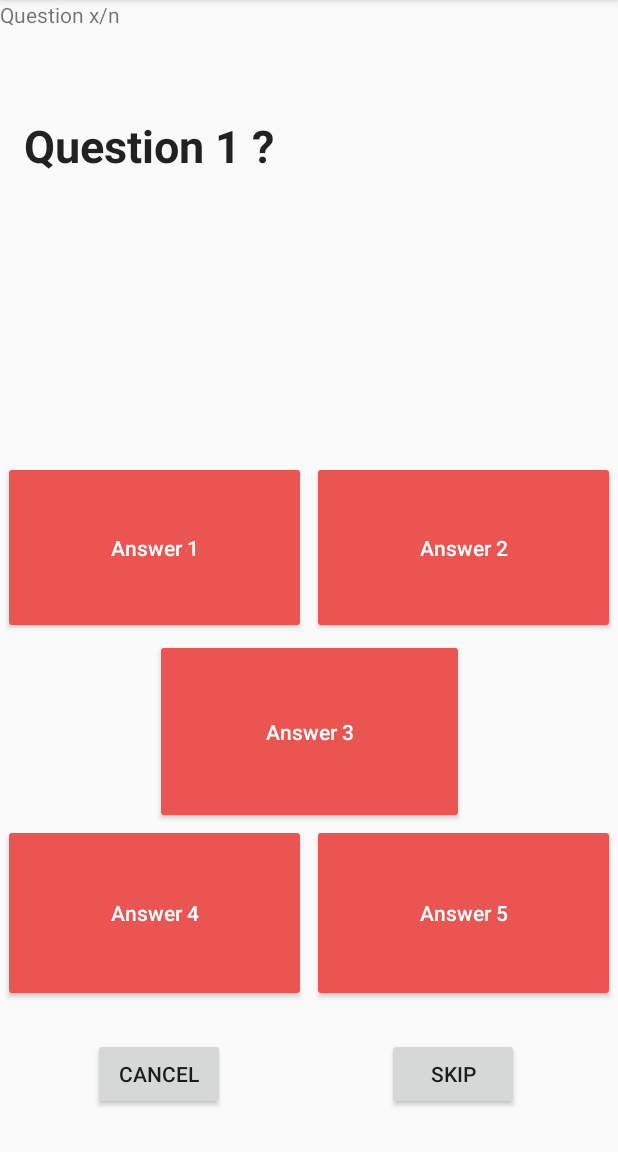
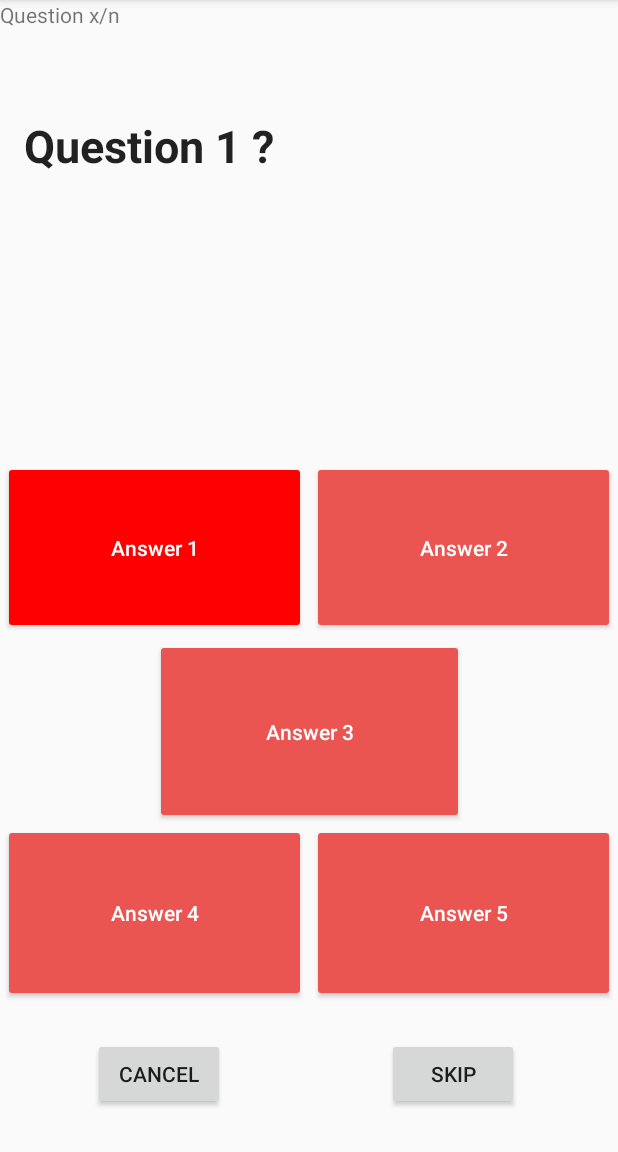
Before and after one commit to melvinschultz/FiveHockk, an Android app: the QuestionActivity screen opened directly, with no data from a screen before it, after a tap on "Answer 1", on a phone screen of 412 x 824 dp, the part 84-1236 px from its top. Run offline under Robolectric (Android 15) with nearby library versions, the phone set to English and light mode, and no system bars; our stand-ins replace CircleImageView, Firebase (no records; nobody signed in at launch, a user with empty details on screens opened directly); 9 statements that could not run were skipped.

Commit message:
change color button when user click on good or wrong answer + reinit color buttons for new question

```diff
--- a/app/src/main/java/net/schultzoss_montpellier/melvin/fivehock/QuestionActivity.java
+++ b/app/src/main/java/net/schultzoss_montpellier/melvin/fivehock/QuestionActivity.java
@@ -1,7 +1,11 @@
 package net.schultzoss_montpellier.melvin.fivehock;
 
 import android.content.Intent;
+import android.content.res.ColorStateList;
+import android.graphics.Color;
+import android.os.Build;
 import android.os.Handler;
+import android.support.annotation.RequiresApi;
 import android.support.v7.app.AppCompatActivity;
 import android.os.Bundle;
 import android.view.View;
@@ -19,12 +23,14 @@ import java.util.ArrayList;
 import java.util.List;
 import java.util.Random;
 
+import static net.schultzoss_montpellier.melvin.fivehock.R.color.colorFivehockPrimary;
+
 public class QuestionActivity extends AppCompatActivity {
 
     int count = 0;
     int userPoints = 0;
     String currentQuestion;
-    List<String> alreadyAsked = new ArrayList<String>();
+    List<String> alreadyAsked = new ArrayList<>();
     List<Question> allQuestions = new ArrayList<>();
     String bonneReponse;
     String reponseA;
@@ -33,8 +39,9 @@ public class QuestionActivity extends AppCompatActivity {
     String reponseD;
     String reponseE;
 
-    private Handler mHandler = new Handler();
+    private Handler mHandler = new Handler(); // créé pour le timer
 
+    @RequiresApi(api = Build.VERSION_CODES.LOLLIPOP)
     @Override
     protected void onCreate(Bundle savedInstanceState) {
         super.onCreate(savedInstanceState);
@@ -76,6 +83,7 @@ public class QuestionActivity extends AppCompatActivity {
         });
     }
 
+    @RequiresApi(api = Build.VERSION_CODES.LOLLIPOP)
     protected void fetchAllQuestions() {
         final TextView textViewQuestion = (TextView) findViewById(R.id.textViewQuestion);
         final Button buttonAnswerOne = (Button) findViewById(R.id.buttonAnswerOne);
@@ -83,6 +91,12 @@ public class QuestionActivity extends AppCompatActivity {
         final Button buttonAnswerThree = (Button) findViewById(R.id.buttonAnswerThree);
         final Button buttonAnswerFour = (Button) findViewById(R.id.buttonAnswerFour);
         final Button buttonAnswerFive = (Button) findViewById(R.id.buttonAnswerFive);
+
+        buttonAnswerOne.setBackgroundTintList(ColorStateList.valueOf(getResources().getColor(colorFivehockPrimary)));
+        buttonAnswerTwo.setBackgroundTintList(ColorStateList.valueOf(getResources().getColor(colorFivehockPrimary)));
+        buttonAnswerThree.setBackgroundTintList(ColorStateList.valueOf(getResources().getColor(colorFivehockPrimary)));
+        buttonAnswerFour.setBackgroundTintList(ColorStateList.valueOf(getResources().getColor(colorFivehockPrimary)));
+        buttonAnswerFive.setBackgroundTintList(ColorStateList.valueOf(getResources().getColor(colorFivehockPrimary)));
 
         // Get the database
         FirebaseDatabase database = FirebaseDatabase.getInstance();
@@ -130,6 +144,7 @@ public class QuestionActivity extends AppCompatActivity {
                 buttonAnswerFive.setText(allQuestions.get(nombreAleatoire1).getReponseE());
 
                 buttonAnswerOne.setOnClickListener(new View.OnClickListener() {
+                    @RequiresApi(api = Build.VERSION_CODES.LOLLIPOP)
                     @Override
                     public void onClick(View view) {
                         System.out.println(buttonAnswerOne.getText());
@@ -139,12 +154,14 @@ public class QuestionActivity extends AppCompatActivity {
                         if (reponseA == bonneReponse) {
                             System.out.println(reponseA + ": VRAI !");
                             Toast.makeText(QuestionActivity.this, "Bonne réponse !", Toast.LENGTH_SHORT).show();
+                            buttonAnswerOne.setBackgroundTintList(ColorStateList.valueOf(Color.GREEN));
 
                             userPoints += 2;
                             System.out.println(userPoints + " points");
                         } else {
                             System.out.println(reponseA + ": FAUX !");
                             Toast.makeText(QuestionActivity.this, "Mauvaise réponse !", Toast.LENGTH_SHORT).show();
+                            buttonAnswerOne.setBackgroundTintList(ColorStateList.valueOf(Color.RED));
 
                             System.out.println(userPoints + " points");
                         }
@@ -154,6 +171,7 @@ public class QuestionActivity extends AppCompatActivity {
                 });
 
                 buttonAnswerTwo.setOnClickListener(new View.OnClickListener() {
+                    @RequiresApi(api = Build.VERSION_CODES.LOLLIPOP)
                     @Override
                     public void onClick(View view) {
                         System.out.println(buttonAnswerTwo.getText());
@@ -163,12 +181,14 @@ public class QuestionActivity extends AppCompatActivity {
                         if (reponseB == bonneReponse) {
                             System.out.println(reponseB + ": VRAI !");
                             Toast.makeText(QuestionActivity.this, "Bonne réponse !", Toast.LENGTH_SHORT).show();
+                            buttonAnswerTwo.setBackgroundTintList(ColorStateList.valueOf(Color.GREEN));
 
                             userPoints += 2;
                             System.out.println(userPoints + " points");
                         } else {
                             System.out.println(reponseB + ": FAUX !");
                             Toast.makeText(QuestionActivity.this, "Mauvaise réponse !", Toast.LENGTH_SHORT).show();
+                            buttonAnswerTwo.setBackgroundTintList(ColorStateList.valueOf(Color.RED));
 
                             System.out.println(userPoints + " points");
                         }
@@ -178,6 +198,7 @@ public class QuestionActivity extends AppCompatActivity {
                 });
 
                 buttonAnswerThree.setOnClickListener(new View.OnClickListener() {
+                    @RequiresApi(api = Build.VERSION_CODES.LOLLIPOP)
                     @Override
                     public void onClick(View view) {
                         System.out.println(buttonAnswerThree.getText());
@@ -187,12 +208,14 @@ public class QuestionActivity extends AppCompatActivity {
                         if (reponseC == bonneReponse) {
                             System.out.println(reponseC + ": VRAI !");
                             Toast.makeText(QuestionActivity.this, "Bonne réponse !", Toast.LENGTH_SHORT).show();
+                            buttonAnswerThree.setBackgroundTintList(ColorStateList.valueOf(Color.GREEN));
 
                             userPoints += 2;
                             System.out.println(userPoints + " points");
                         } else {
                             System.out.println(reponseC + ": FAUX !");
                             Toast.makeText(QuestionActivity.this, "Mauvaise réponse !", Toast.LENGTH_SHORT).show();
+                            buttonAnswerThree.setBackgroundTintList(ColorStateList.valueOf(Color.RED));
 
                             System.out.println(userPoints + " points");
                         }
@@ -202,6 +225,7 @@ public class QuestionActivity extends AppCompatActivity {
                 });
 
                 buttonAnswerFour.setOnClickListener(new View.OnClickListener() {
+                    @RequiresApi(api = Build.VERSION_CODES.LOLLIPOP)
                     @Override
                     public void onClick(View view) {
                         System.out.println(buttonAnswerFour.getText());
@@ -211,12 +235,14 @@ public class QuestionActivity extends AppCompatActivity {
                         if (reponseD == bonneReponse) {
                             System.out.println(reponseD + ": VRAI !");
                             Toast.makeText(QuestionActivity.this, "Bonne réponse !", Toast.LENGTH_SHORT).show();
+                            buttonAnswerFour.setBackgroundTintList(ColorStateList.valueOf(Color.GREEN));
 
                             userPoints += 2;
                             System.out.println(userPoints + " points");
                         } else {
                             System.out.println(reponseD + ": FAUX !");
                             Toast.makeText(QuestionActivity.this, "Mauvaise réponse !", Toast.LENGTH_SHORT).show();
+                            buttonAnswerFour.setBackgroundTintList(ColorStateList.valueOf(Color.RED));
 
                             System.out.println(userPoints + " points");
                         }
@@ -226,6 +252,7 @@ public class QuestionActivity extends AppCompatActivity {
                 });
 
                 buttonAnswerFive.setOnClickListener(new View.OnClickListener() {
+                    @RequiresApi(api = Build.VERSION_CODES.LOLLIPOP)
                     @Override
                     public void onClick(View view) {
                         System.out.println(buttonAnswerFive.getText());
@@ -235,12 +262,14 @@ public class QuestionActivity extends AppCompatActivity {
                         if (reponseE == bonneReponse) {
                             System.out.println(reponseE + ": VRAI !");
                             Toast.makeText(QuestionActivity.this, "Bonne réponse !", Toast.LENGTH_SHORT).show();
+                            buttonAnswerFive.setBackgroundTintList(ColorStateList.valueOf(Color.GREEN));
 
                             userPoints += 2;
                             System.out.println(userPoints + " points");
                         } else {
                             System.out.println(reponseE + ": FAUX !");
                             Toast.makeText(QuestionActivity.this, "Mauvaise réponse !", Toast.LENGTH_SHORT).show();
+                            buttonAnswerFive.setBackgroundTintList(ColorStateList.valueOf(Color.RED));
 
                             System.out.println(userPoints + " points");
                         }
@@ -262,6 +291,7 @@ public class QuestionActivity extends AppCompatActivity {
 
         // après 2,5 secondes le code est exécuté (changement de question ou affichage page score selon le nombre de question déjà posée)
         mHandler.postDelayed(new Runnable() {
+            @RequiresApi(api = Build.VERSION_CODES.LOLLIPOP)
             @Override
             public void run() {
                 if (count >= 5) {
```
